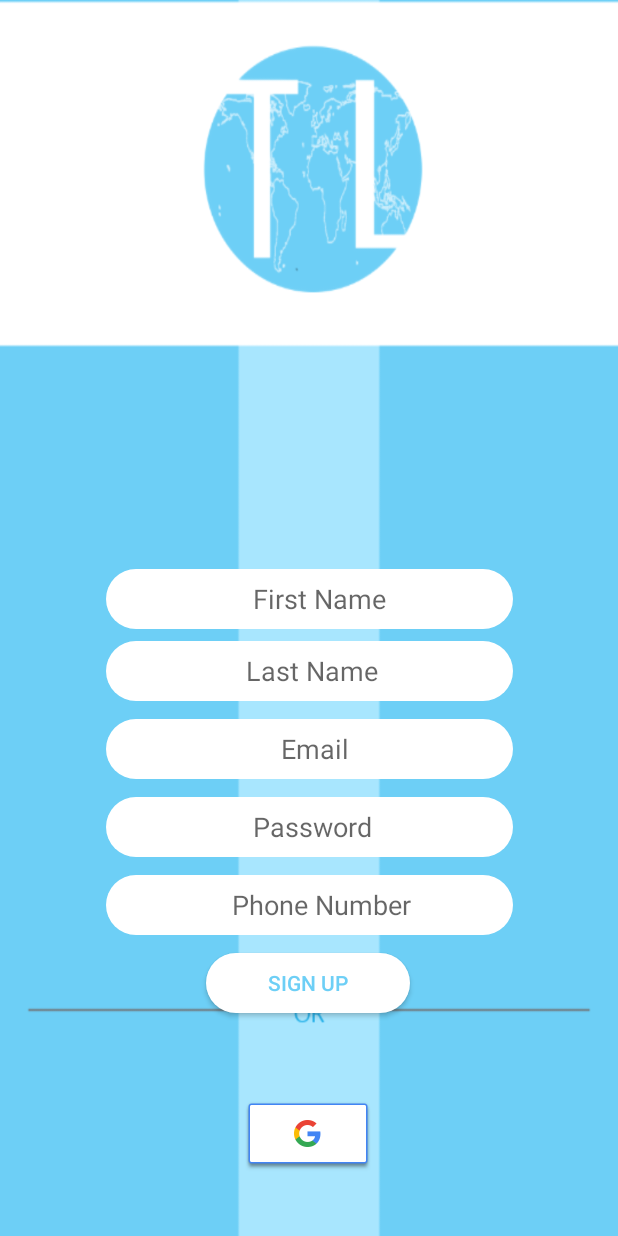
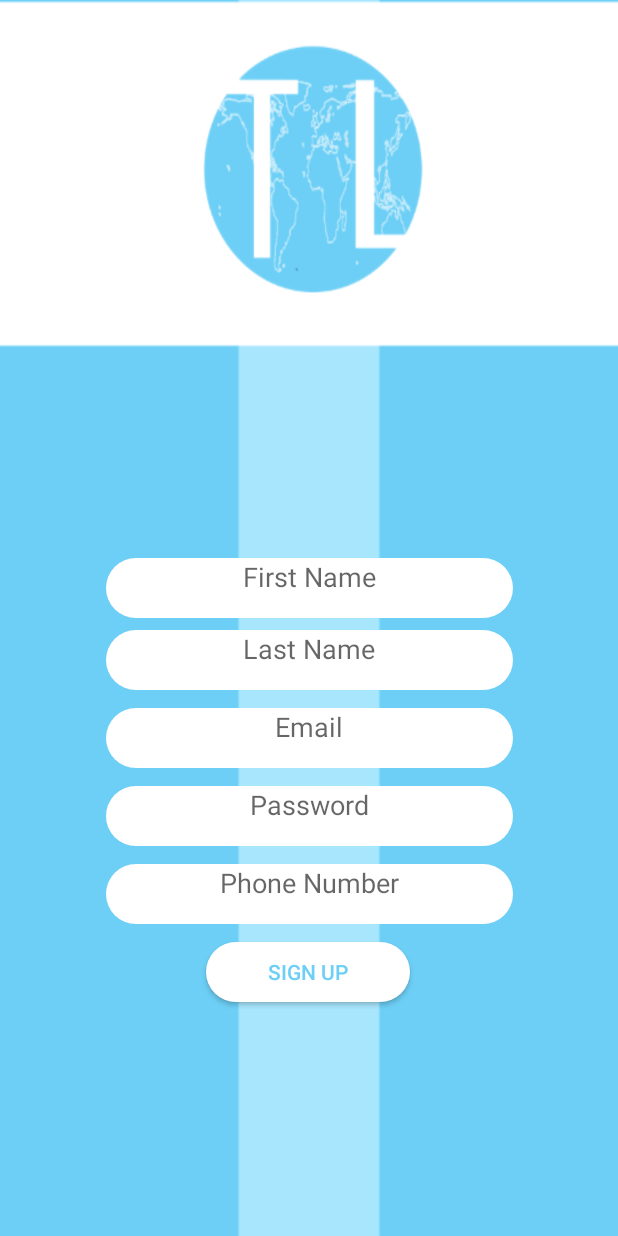
Before and after one commit to Merlinn21/Travelinked, an Android app: the screen it shows after launch (SignUp), after a tap on "Sign UP", on a phone screen of 412 x 824 dp. Run offline under Robolectric (Android 15) with nearby library versions, the phone set to English and light mode, and no system bars; our stand-ins replace Firebase (no records; nobody signed in at launch, a user with empty details on screens opened directly).

Commit message:
1.Mindahin tulisan dan inputan jadi ke center
*note : itu sign up sama sign is with google blm diapa apain baru button nya aja

```diff
--- a/app/src/main/res/layout/activity_main.xml
+++ b/app/src/main/res/layout/activity_main.xml
@@ -4,11 +4,10 @@
     xmlns:tools="http://schemas.android.com/tools"
     android:layout_width="match_parent"
     android:layout_height="match_parent"
+    android:background="@drawable/background"
     android:gravity="center_horizontal"
     android:orientation="vertical"
-    tools:context=".MainActivity"
-    android:background="@drawable/background"
-    >
+    tools:context=".MainActivity">
 
 
     <TextView
@@ -80,8 +79,10 @@
         android:layout_marginTop="244dp"
         android:background="@drawable/button"
         android:ems="10"
-        android:hint="                         Email"
+        android:gravity="center_horizontal"
+        android:hint="Email"
         android:inputType="textEmailAddress"
+        android:textAlignment="center"
         android:textColor="@color/gray"
         app:layout_constraintBottom_toBottomOf="parent"
         app:layout_constraintEnd_toEndOf="parent"
@@ -96,8 +97,10 @@
         android:layout_marginTop="16dp"
         android:background="@drawable/button"
         android:ems="10"
-        android:hint="                     Password"
+        android:gravity="center_horizontal"
+        android:hint="Password"
         android:inputType="textPassword"
+        android:textAlignment="center"
         android:textColor="@color/gray"
         app:layout_constraintBottom_toBottomOf="parent"
         app:layout_constraintEnd_toEndOf="parent"
--- a/app/src/main/res/layout/activity_signup.xml
+++ b/app/src/main/res/layout/activity_signup.xml
@@ -4,7 +4,7 @@
     xmlns:tools="http://schemas.android.com/tools"
     android:layout_width="match_parent"
     android:layout_height="match_parent"
-    android:background="@drawable/background1"
+    android:background="@drawable/backgroundsignup"
     android:gravity="center_horizontal"
     android:orientation="vertical"
     tools:context=".SignUp">
@@ -13,22 +13,10 @@
         android:id="@+id/Sign_Up"
         android:layout_width="136dp"
         android:layout_height="40dp"
-        android:layout_marginBottom="56dp"
+        android:layout_marginBottom="156dp"
         android:background="@drawable/button"
         android:text="Sign Up"
         android:textColor="@color/blue"
-        app:layout_constraintBottom_toTopOf="@+id/Sign_Up_With_Google"
-        app:layout_constraintEnd_toEndOf="parent"
-        app:layout_constraintHorizontal_bias="0.498"
-        app:layout_constraintStart_toStartOf="parent" />
-
-    <Button
-        android:id="@+id/Sign_Up_With_Google"
-        android:layout_width="wrap_content"
-        android:layout_height="wrap_content"
-        android:layout_marginBottom="44dp"
-        android:background="@drawable/common_google_signin_btn_icon_dark_normal"
-        android:text=""
         app:layout_constraintBottom_toBottomOf="parent"
         app:layout_constraintEnd_toEndOf="parent"
         app:layout_constraintHorizontal_bias="0.498"
@@ -41,13 +29,16 @@
         android:layout_marginBottom="8dp"
         android:background="@drawable/button"
         android:ems="10"
-        android:hint="                     First Name"
+        android:hint="First Name"
         android:inputType="textPersonName"
+        android:singleLine="false"
         android:text=""
         android:textColor="@color/gray"
         app:layout_constraintBottom_toTopOf="@+id/Last_Name"
         app:layout_constraintEnd_toEndOf="parent"
-        app:layout_constraintStart_toStartOf="parent" />
+        app:layout_constraintStart_toStartOf="parent"
+        android:textAlignment="center"
+        android:gravity="center_horizontal"/>
 
     <EditText
         android:id="@+id/Last_Name"
@@ -56,13 +47,15 @@
         android:layout_marginBottom="12dp"
         android:background="@drawable/button"
         android:ems="10"
-        android:hint="                    Last Name"
+        android:hint="Last Name"
         android:inputType="textPersonName"
         android:text=""
         android:textColor="@color/gray"
         app:layout_constraintBottom_toTopOf="@+id/email"
         app:layout_constraintEnd_toEndOf="parent"
-        app:layout_constraintStart_toStartOf="parent" />
+        app:layout_constraintStart_toStartOf="parent"
+        android:textAlignment="center"
+        android:gravity="center_horizontal"/>
 
     <EditText
         android:id="@+id/password"
@@ -71,13 +64,15 @@
         android:layout_marginBottom="12dp"
         android:background="@drawable/button"
         android:ems="10"
-        android:hint="                     Password"
+        android:hint="Password"
         android:inputType="textPersonName|textPassword"
         android:text=""
         android:textColor="@color/gray"
         app:layout_constraintBottom_toTopOf="@+id/Phone_Number"
         app:layout_constraintEnd_toEndOf="parent"
-        app:layout_constraintStart_toStartOf="parent" />
+        app:layout_constraintStart_toStartOf="parent"
+        android:textAlignment="center"
+        android:gravity="center_horizontal"/>
 
     <EditText
         android:id="@+id/email"
@@ -86,12 +81,14 @@
         android:layout_marginBottom="12dp"
         android:background="@drawable/button"
         android:ems="10"
-        android:hint="                         Email"
+        android:hint="Email"
         android:inputType="textEmailAddress"
         android:text=""
         app:layout_constraintBottom_toTopOf="@+id/password"
         app:layout_constraintEnd_toEndOf="parent"
-        app:layout_constraintStart_toStartOf="parent" />
+        app:layout_constraintStart_toStartOf="parent"
+        android:textAlignment="center"
+        android:gravity="center_horizontal"/>
 
     <EditText
         android:id="@+id/Phone_Number"
@@ -100,10 +97,12 @@
         android:layout_marginBottom="12dp"
         android:background="@drawable/button"
         android:ems="10"
-        android:hint="                  Phone Number"
+        android:hint="Phone Number"
         android:inputType="number"
         android:textColor="@color/gray"
         app:layout_constraintBottom_toTopOf="@+id/Sign_Up"
         app:layout_constraintEnd_toEndOf="parent"
-        app:layout_constraintStart_toStartOf="parent" />
+        app:layout_constraintStart_toStartOf="parent"
+        android:textAlignment="center"
+        android:gravity="center_horizontal"/>
 </androidx.constraintlayout.widget.ConstraintLayout>
--- a/app/src/main/res/values/strings.xml
+++ b/app/src/main/res/values/strings.xml
@@ -11,9 +11,7 @@
     <string name="search">Search</string>
     <string name="pack_your_bag">Pack Your Bag!</string>
     <string name="top_destination">Top Destination</string>
-    <string name="todo">TODO</string>
     <string name="bali_indonesia">Bali, Indonesia</string>
-    <string name="todo">TODO</string>
     <string name="todo">TODO</string>
     <string name="yogyakarta_indonesia">Yogyakarta, Indonesia</string>
 </resources>
```
Also changed, not shown: app/src/main/res/drawable/backgroundsignup.png (added), app/src/main/res/drawable2-ldpi/background1.png (deleted), app/src/main/res/drawable3-mdpi/background1.png (deleted), app/src/main/res/drawable4-xhdpi/background1.png (deleted), app/src/main/res/drawable5-xxhdpi/background1.png (deleted), app/src/main/res/drawable6-xxxhdpi/background1.png (deleted).
